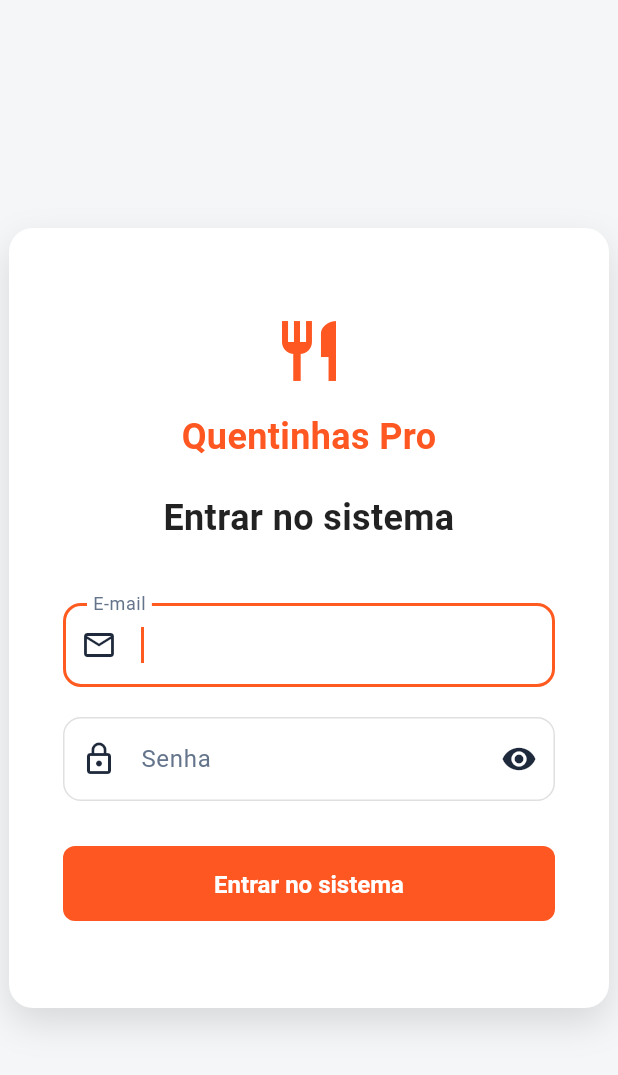
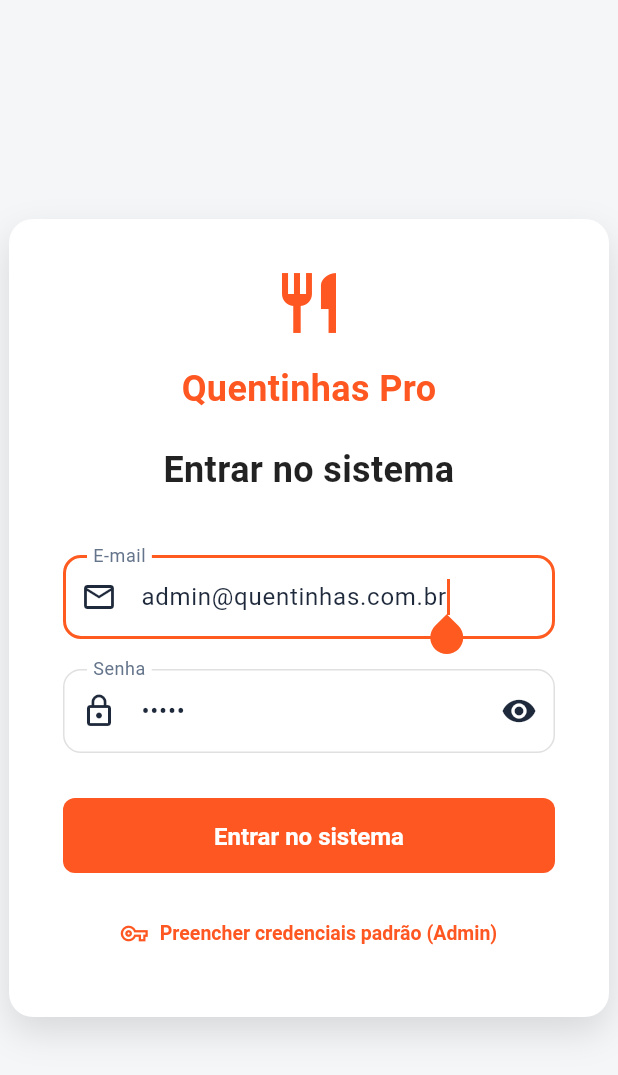
Before and after one commit to andreofranca/quentinhas-pro, a Flutter app: the screen it shows after launch, on a phone screen of 412 x 824 dp. Shown: the top 1075 px of the screen. Run offline on Flutter 3.47's test engine with Material 3 defaults, Android fonts, the phone set to English and light mode, and no system bars; our stand-ins replace flutter_secure_storage, supabase_flutter; accounts and stored records are empty.

Commit message:
fix(auth): sanitizacao case-insensitive de email, pre-preenchimento e botao rapido de credenciais

```diff
--- a/lib/main.dart
+++ b/lib/main.dart
@@ -105,14 +105,14 @@ class TelaLogin extends StatefulWidget {
 }
 
 class _TelaLoginState extends State<TelaLogin> {
-  final _controleLogin = TextEditingController();
-  final _controleSenha = TextEditingController();
+  final _controleLogin = TextEditingController(text: 'admin@quentinhas.com.br');
+  final _controleSenha = TextEditingController(text: 'admin');
   bool _carregando = false;
   bool _ocultarSenha = true;
 
   void _tentarLogin() async {
-    final email = _controleLogin.text.trim();
-    final senha = _controleSenha.text;
+    final email = _controleLogin.text.trim().toLowerCase();
+    final senha = _controleSenha.text.trim();
 
     if (email.isEmpty || senha.isEmpty) {
       ScaffoldMessenger.of(context).showSnackBar(
@@ -274,7 +274,21 @@ class _TelaLoginState extends State<TelaLogin> {
                           ? const SizedBox(width: 24, height: 24, child: CircularProgressIndicator(color: Colors.white, strokeWidth: 2))
                           : const Text("Entrar no sistema", style: TextStyle(fontSize: 16, fontWeight: FontWeight.bold))
                       )
-                    )
+                    ),
+                    const SizedBox(height: 16),
+                    TextButton.icon(
+                      icon: const Icon(Icons.vpn_key_outlined, size: 18, color: corPrimaria),
+                      label: const Text(
+                        "Preencher credenciais padrão (Admin)",
+                        style: TextStyle(color: corPrimaria, fontWeight: FontWeight.w600, fontSize: 13),
+                      ),
+                      onPressed: () {
+                        setState(() {
+                          _controleLogin.text = 'admin@quentinhas.com.br';
+                          _controleSenha.text = 'admin';
+                        });
+                      },
+                    ),
                   ]
                 )
               )
```
Also changed, not shown: 3 other files.
